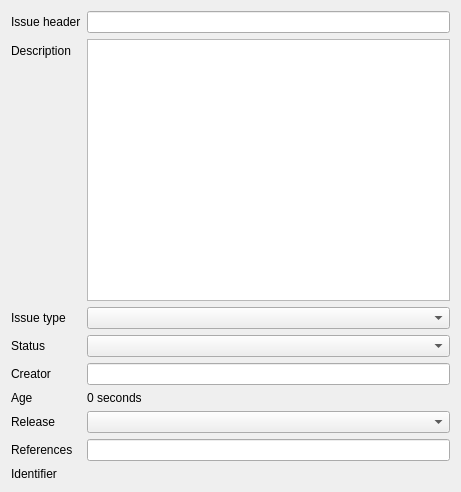
Qt form ui/issue_form_widget.ui (markussilvan/dit) before a commit.
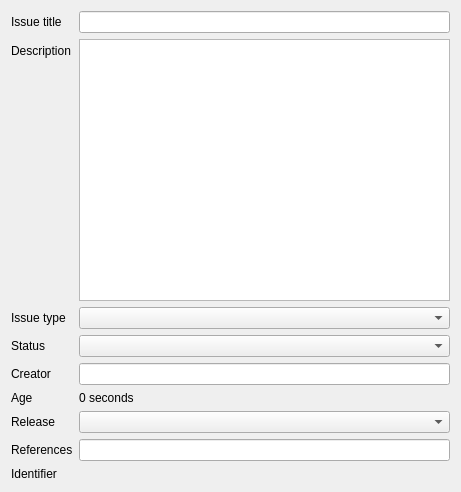
The same form after that commit.

Commit message:
More implementation for adding new issues. Almost there, but needs debugging.
Ditz: f5fc5258f719c6c5d4cef74967b910c50e01260c
Task(s) completed: no
Tested: no

The edit to the form file:
```diff
--- a/ui/issue_form_widget.ui
+++ b/ui/issue_form_widget.ui
@@ -17,7 +17,7 @@
    <item row="0" column="0">
     <widget class="QLabel" name="labelHeader">
      <property name="text">
-      <string>Issue header</string>
+      <string>Issue title</string>
      </property>
     </widget>
    </item>
```
Left out of the diff: 10 changed lines with no effect on the pictures. The commit also changes 4 other files.
